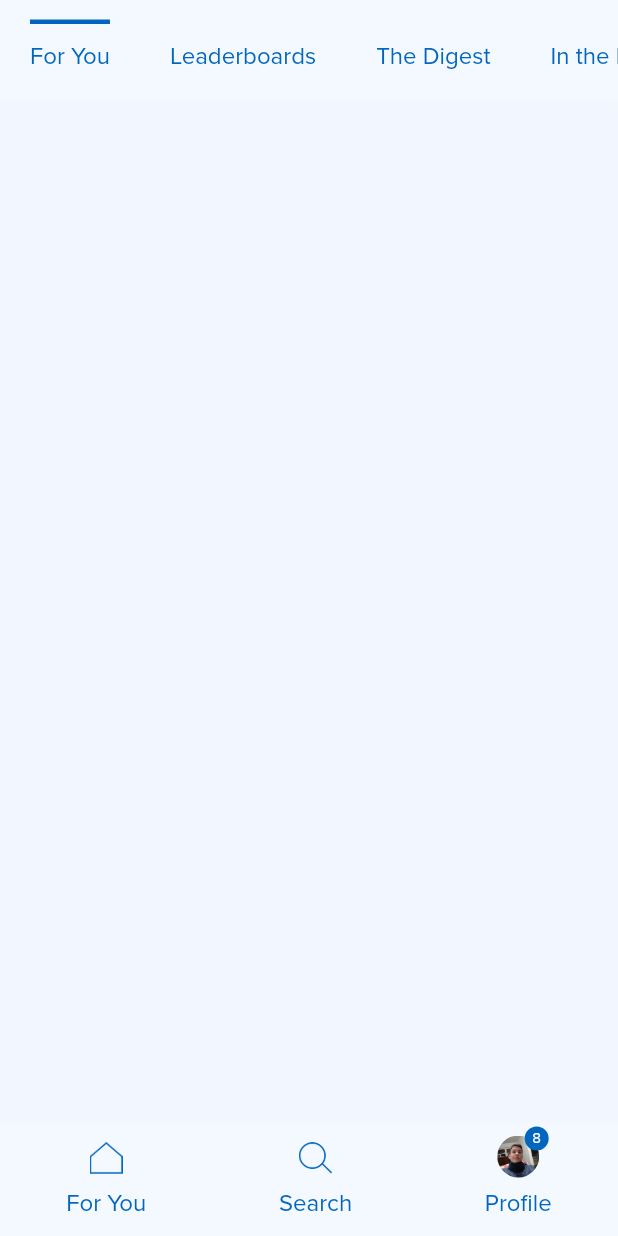
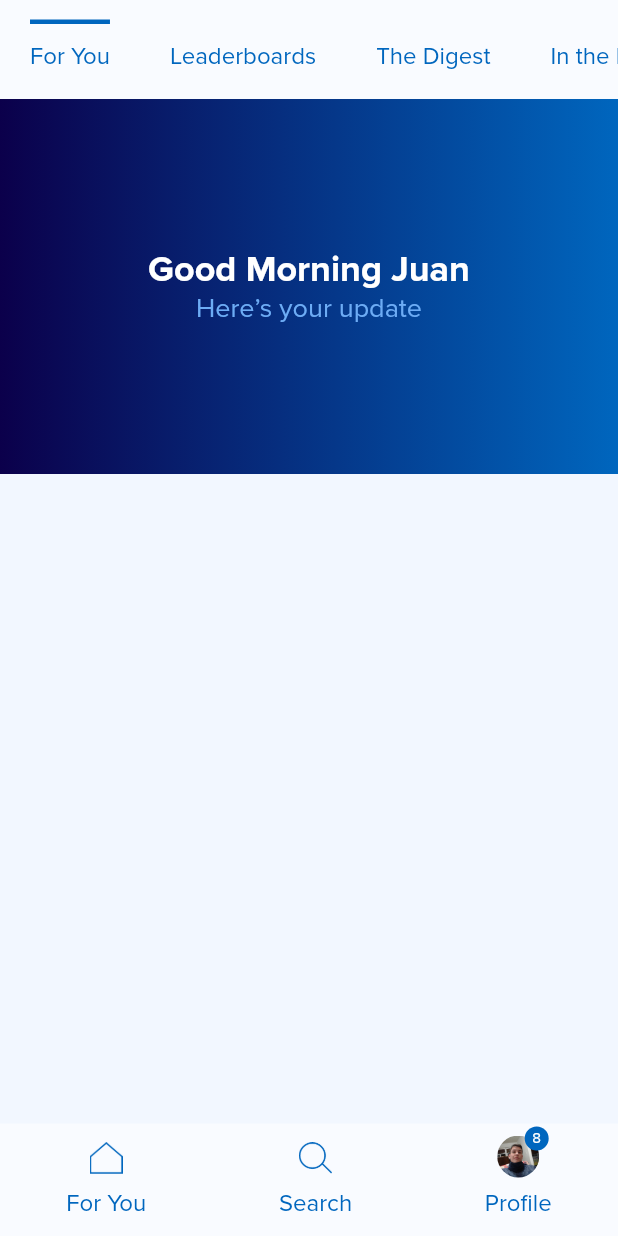
Before and after one commit to jdmartinezrios/OD360, a Flutter app: the PrincipalView screen opened directly, on a phone screen of 412 x 824 dp. Run offline on Flutter 3.47's test engine with Material 2 defaults, Android fonts, the phone set to English and light mode, and no system bars; our stand-ins replace video_player.

Commit message:
Work in for you view

```diff
--- a/lib/components/bottonavbarComponent.dart
+++ b/lib/components/bottonavbarComponent.dart
@@ -29,7 +29,7 @@ class _BottomNavbarState extends State<BottomNavbar> {
               ? 20.0
               : 0.0),
       decoration: BoxDecoration(
-        color: Colors.white.withOpacity(0.15),
+        color: Colors.white.withOpacity(0.50),
       ),
       child: Row(
         mainAxisAlignment: MainAxisAlignment.spaceAround,
--- a/lib/components/topnavbarComponent.dart
+++ b/lib/components/topnavbarComponent.dart
@@ -1,6 +1,7 @@
 import 'dart:ui';
 
 import 'package:flutter/material.dart';
+import 'package:od360/globals/globals.dart' as globals;
 
 class TopNavbar extends StatefulWidget {
   @override
@@ -17,20 +18,7 @@ class _TopNavbarState extends State<TopNavbar> with TickerProviderStateMixin {
     // TODO: implement initState
     super.initState();
     _tabController = new TabController(initialIndex: 0, length: 6, vsync: this);
-    // _listController = new ScrollController();
-    _tabController.addListener(
-      () {
-        if (_tabController.indexIsChanging) {
-          setState(() {
-            statusColor = true;
-          });
-        } else {
-          setState(() {
-            statusColor = false;
-          });
-        }
-      },
-    );
+    globals.tabController = _tabController;
   }
 
   @override
@@ -39,7 +27,11 @@ class _TopNavbarState extends State<TopNavbar> with TickerProviderStateMixin {
     double iphone11proHeight = MediaQuery.of(context).size.height;
     double iphone11proXWidth = MediaQuery.of(context).size.width;
     double iphone11proXHeight = MediaQuery.of(context).size.height;
-    return Container(
+    return Positioned(
+      top: 0.0,
+      left: 0.0,
+      right: 0.0,
+      child: Container(
         width: double.infinity,
         height: 66.0,
         constraints: BoxConstraints(maxHeight: 66.0),
@@ -68,10 +60,10 @@ class _TopNavbarState extends State<TopNavbar> with TickerProviderStateMixin {
             //   ),
             // ),
             Material(
-            color: Colors.white.withOpacity(0.15),
+              color: Colors.white.withOpacity(0.50),
               child: TabBar(
                 isScrollable: true,
-              controller: _tabController,
+                controller: globals.tabController,
                 indicator: UnderlineTabIndicator(
                   borderSide: BorderSide(color: Color(0xFF0066BE), width: 3.0),
                   insets: EdgeInsets.fromLTRB(20.0, 0.0, 20.0, 50.0),
@@ -157,6 +149,7 @@ class _TopNavbarState extends State<TopNavbar> with TickerProviderStateMixin {
             ),
           ],
         ),
+      ),
     );
   }
 }
--- a/lib/globals/globals.dart
+++ b/lib/globals/globals.dart
@@ -1,3 +1,6 @@
 library od360.globals;
+import 'package:flutter/material.dart';
+
+TabController tabController;
 
 bool traslationOnBoard = false;
--- a/lib/views/foryouView.dart
+++ b/lib/views/foryouView.dart
@@ -0,0 +1,54 @@
+import 'package:flutter/material.dart';
+
+class ForYouView extends StatefulWidget {
+  @override
+  _ForYouViewState createState() => _ForYouViewState();
+}
+
+class _ForYouViewState extends State<ForYouView> {
+  @override
+  Widget build(BuildContext context) {
+    return Column(
+      children: <Widget>[
+        Container(
+          alignment: Alignment.center,
+          height: 250,
+          margin: EdgeInsets.only(top: 66.0),
+          width: MediaQuery.of(context).size.width,
+          decoration: BoxDecoration(
+            gradient: LinearGradient(
+              begin: Alignment.centerLeft,
+              end: Alignment.centerRight,
+              colors: [
+                Color(0xFF0B004B),
+                Color(0xFF0066BE),
+              ],
+            ),
+          ),
+          child: Column(
+            mainAxisAlignment: MainAxisAlignment.center,
+            crossAxisAlignment: CrossAxisAlignment.center,
+            children: <Widget>[
+              Text(
+                'Good Morning Juan',
+                style: TextStyle(
+                  color: Colors.white,
+                  fontFamily: 'Proxima Nova Bold',
+                  fontSize: 24.0,
+                ),
+              ),
+              Text(
+                'Here’s your update',
+                style: TextStyle(
+                  color: Color(0xFF6DACF5),
+                  fontFamily: 'Proxima Nova Regular',
+                  fontSize: 18.0,
+                ),
+              ),
+            ],
+          ),
+        ),
+      ],
+    );
+  }
+}
--- a/lib/views/principalView.dart
+++ b/lib/views/principalView.dart
@@ -1,24 +1,60 @@
 import 'package:flutter/material.dart';
 import 'package:od360/components/bottonavbarComponent.dart';
 import 'package:od360/components/topnavbarComponent.dart';
+import 'package:od360/views/foryouView.dart';
+import 'package:od360/globals/globals.dart' as globals;
 
 class PrincipalView extends StatefulWidget {
   @override
   _PrincipalViewState createState() => _PrincipalViewState();
 }
 
-class _PrincipalViewState extends State<PrincipalView> {
+class _PrincipalViewState extends State<PrincipalView>
+    with TickerProviderStateMixin {
+  List<Widget> content = [
+    ForYouView(),
+    ForYouView(),
+    ForYouView(),
+    ForYouView(),
+    ForYouView(),
+    ForYouView()
+  ];
+  bool inistTabView;
+
+  @override
+  void initState() {
+    // TODO: implement initState
+    super.initState();
+    inistTabView = false;
+    Future.delayed(Duration(milliseconds: 1), () {
+      setState(() {
+        inistTabView = true;
+      });
+    });
+  }
+
   @override
   Widget build(BuildContext context) {
     return Scaffold(
       backgroundColor: Color(0xFFF2F7FF),
       // backgroundColor: Colors.black12,
       extendBody: true,
-      body: Stack(
-        children: <Widget>[
-          TopNavbar(),
-        ],
+      body: Container(
+        height: double.infinity,
+        width: double.infinity,
+        child: Stack(
+          children: <Widget>[
+            (inistTabView)
+                ? Container(
+                    child: TabBarView(
+                        controller: globals.tabController, children: content),
+                  )
+                : Container(),
+            TopNavbar(),
+          ],
+        ),
       ),
+
       bottomNavigationBar: BottomNavbar(),
     );
   }
```
Lines whose indentation alone changed are shown as unchanged.
